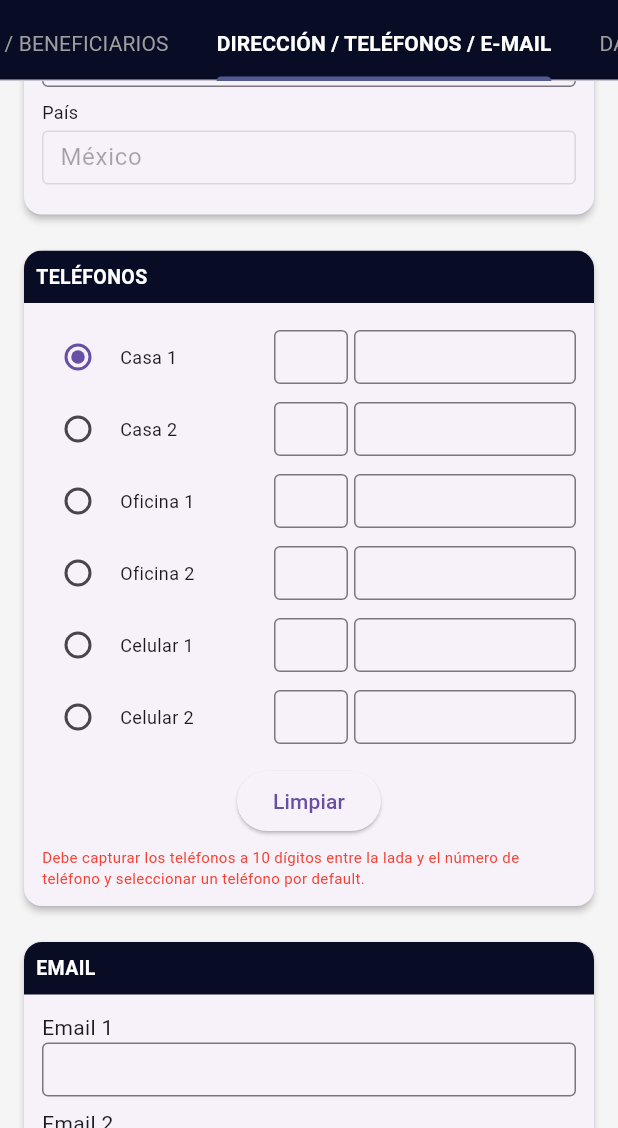
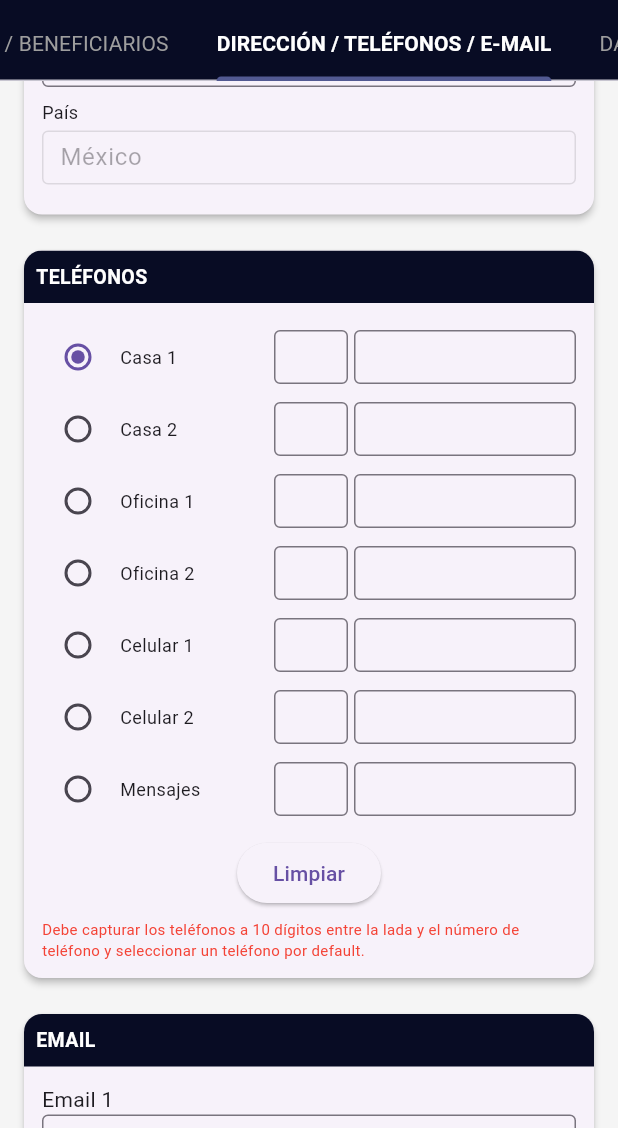
Before and after one commit to DanielOlivar/AppSocios, a Flutter app: the DatosGenerales screen opened directly with empty values, tab 2 chosen, scrolled down 576 dp, on a phone screen of 412 x 824 dp, the part 108-1236 px from its top. Run offline on Flutter 3.47's test engine with Material 3 defaults, Android fonts, the phone set to English and light mode, and no system bars; our stand-ins replace shared_preferences; accounts and stored records are empty.

Commit message:
Vista direccion, telefonos y mail con nuevos cambios solicitados y terminados

```diff
--- a/lib/DatosGenerales/DatosGenerales.dart
+++ b/lib/DatosGenerales/DatosGenerales.dart
@@ -121,7 +121,7 @@ class _DatosGeneralesState extends State<DatosGenerales> {
           children: [
             _buildTitularesBeneficiariosTab(),
             DireccionesView(),
-            const Center(child: Text("Contenido de Datos Fiscales (RFC)")),
+            const Center(child: Text("Contenido de Datos Fiscales en desarrollo.")),
           ],
         ),
       ),
--- a/lib/Direcciones/DireccionesView.dart
+++ b/lib/Direcciones/DireccionesView.dart
@@ -1,6 +1,6 @@
 import 'package:flutter/material.dart';
 
-// --- ENUMS para control de estado ---
+//ENUMS para control de estado
 enum PaisSeleccionado { mexico, usa, canada, otro }
 
 enum FormatoDirUSA { standard, poBox, cmr }
@@ -47,7 +47,6 @@ class _VistaDireccionEmailState extends State<VistaDireccionEmail> {
 
   @override
   Widget build(BuildContext context) {
-    // Diseño adaptable: si es pantalla pequeña, apila las columnas.
     bool isWide = MediaQuery.of(context).size.width > 900;
 
     return isWide
@@ -103,11 +102,6 @@ class _VistaDireccionEmailState extends State<VistaDireccionEmail> {
                 SizedBox(height: 6),
                 Row(
                   children: [
-                    ElevatedButton.icon(
-                      onPressed: () {},
-                      icon: Icon(Icons.search, size: 14),
-                      label: Text("En Sistema"),
-                    ),
                     SizedBox(width: 8),
                     ElevatedButton(onPressed: () {}, child: Text("Aceptar")),
                     SizedBox(width: 8),
@@ -302,6 +296,7 @@ class _VistaDireccionEmailState extends State<VistaDireccionEmail> {
                 "Oficina 2",
                 "Celular 1",
                 "Celular 2",
+                "Mensajes",
               ])
                 Row(
                   children: [
@@ -349,6 +344,10 @@ class _VistaDireccionEmailState extends State<VistaDireccionEmail> {
               SizedBox(height: 8),
               Text("Email 2"),
               TextFormField(enabled: !_noTieneEmail),
+              Text("Email 3"),
+              TextFormField(enabled: !_noTieneEmail),
+              Text("Email 4"),
+              TextFormField(enabled: !_noTieneEmail),
               CheckboxListTile(
                 title: Text("No Tiene Correo Electrónico"),
                 value: _noTieneEmail,
@@ -379,7 +378,7 @@ class _VistaDireccionEmailState extends State<VistaDireccionEmail> {
           Text("Nacionalidad"),
           SizedBox(height: 4),
           DropdownButtonFormField(
-            value: "MEXICANA",
+            value: "Seleccione",
             items: [
               "MEXICANA",
               "AMERICANA",
@@ -387,6 +386,7 @@ class _VistaDireccionEmailState extends State<VistaDireccionEmail> {
               "ITALIANA",
               "PERUANA",
               "RUSO",
+              "Seleccione",
               "SIL",
               "VENEZOLANA",
               "OTRA",
```
Also changed, not shown: lib/RFC/RfcView.dart (added).
